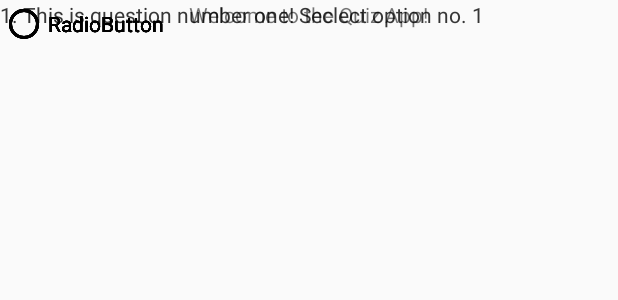
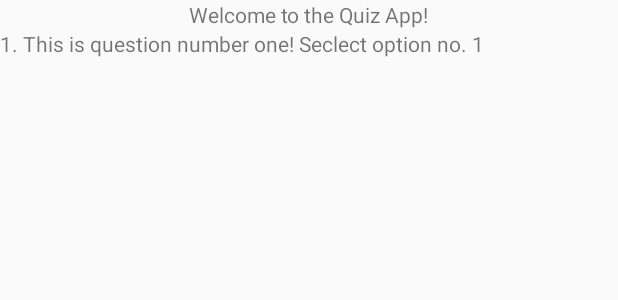
Before and after one commit to yhdesai/QuizApp_final, an Android app: the layout activity_main.xml on its own in the app's theme, with its tools: preview values and no code run, on a phone screen of 412 x 824 dp. Shown: the top 300 px of the screen. Run offline under Robolectric (Android 15) with nearby library versions, the phone set to English and light mode, and no system bars.

Commit message:
Initial commit

```diff
--- a/app/src/main/res/layout/activity_main.xml
+++ b/app/src/main/res/layout/activity_main.xml
@@ -1,107 +1,36 @@
 <?xml version="1.0" encoding="utf-8"?>
-<android.support.constraint.ConstraintLayout xmlns:android="http://schemas.android.com/apk/res/android"
+<RelativeLayout xmlns:android="http://schemas.android.com/apk/res/android"
     xmlns:app="http://schemas.android.com/apk/res-auto"
     xmlns:tools="http://schemas.android.com/tools"
     android:layout_width="match_parent"
     android:layout_height="match_parent"
     tools:context="io.github.yhdesai.quizapp.MainActivity">
 
-    <RadioButton
-        android:id="@+id/radioButton9"
+
+    <TextView
         android:layout_width="wrap_content"
         android:layout_height="wrap_content"
-        android:text="RadioButton"
-        tools:layout_editor_absoluteX="16dp"
-        tools:layout_editor_absoluteY="54dp" />
+        android:text="Welcome to the Quiz App!"
+        android:id="@+id/welcome"
+        android:layout_alignParentTop="true"
+        android:layout_centerHorizontal="true" />
 
     <TextView
         android:id="@+id/textView7"
         android:layout_width="wrap_content"
         android:layout_height="wrap_content"
         android:text="1. This is question number one! Seclect option no. 1"
-        tools:layout_editor_absoluteX="0dp"
-        tools:layout_editor_absoluteY="28dp" />
-
-    <TextView
-        android:id="@+id/textView3"
-        android:layout_width="wrap_content"
-        android:layout_height="wrap_content"
-        android:text="1. This is question number one! Seclect option no. 1"
-        tools:layout_editor_absoluteX="0dp"
-        tools:layout_editor_absoluteY="132dp" />
-
-    <TextView
-        android:layout_width="wrap_content"
-        android:layout_height="wrap_content"
-        android:text="Welcome to the Quiz App!"
-        android:id="@+id/welcome"
-        app:layout_constraintLeft_toLeftOf="parent"
-        app:layout_constraintRight_toRightOf="parent"
-        app:layout_constraintTop_toTopOf="parent" />
-
-    <RadioButton
-        android:id="@+id/radioButton"
-        android:layout_width="wrap_content"
-        android:layout_height="wrap_content"
-        android:text="RadioButton"
-        tools:layout_editor_absoluteX="16dp"
-        tools:layout_editor_absoluteY="54dp" />
-
-    <RadioButton
-        android:id="@+id/radioButton2"
-        android:layout_width="wrap_content"
-        android:layout_height="wrap_content"
-        android:text="RadioButton"
-        tools:layout_editor_absoluteX="162dp"
-        tools:layout_editor_absoluteY="54dp" />
-
-    <RadioButton
-        android:id="@+id/radioButton3"
-        android:layout_width="wrap_content"
-        android:layout_height="wrap_content"
-        android:text="RadioButton"
-        tools:layout_editor_absoluteX="16dp"
-        tools:layout_editor_absoluteY="86dp" />
-
-    <RadioButton
-        android:id="@+id/radioButton4"
-        android:layout_width="wrap_content"
-        android:layout_height="wrap_content"
-        android:text="RadioButton"
-        tools:layout_editor_absoluteX="162dp"
-        tools:layout_editor_absoluteY="86dp" />
-
-    <RadioButton
-        android:id="@+id/radioButton10"
-        android:layout_width="wrap_content"
-        android:layout_height="wrap_content"
-        android:text="RadioButton"
-        tools:layout_editor_absoluteX="16dp"
-        tools:layout_editor_absoluteY="161dp" />
-
-    <RadioButton
-        android:id="@+id/radioButton11"
-        android:layout_width="wrap_content"
-        android:layout_height="wrap_content"
-        android:text="RadioButton"
-        tools:layout_editor_absoluteX="162dp"
-        tools:layout_editor_absoluteY="161dp" />
-
-    <RadioButton
-        android:id="@+id/radioButton12"
-        android:layout_width="wrap_content"
-        android:layout_height="wrap_content"
-        android:text="RadioButton"
-        tools:layout_editor_absoluteX="16dp"
-        tools:layout_editor_absoluteY="193dp" />
-
-    <RadioButton
-        android:id="@+id/radioButton13"
-        android:layout_width="wrap_content"
-        android:layout_height="wrap_content"
-        android:text="RadioButton"
-        tools:layout_editor_absoluteX="162dp"
-        tools:layout_editor_absoluteY="193dp" />
+        android:layout_below="@+id/welcome"
+        android:layout_alignParentLeft="true"
+        android:layout_alignParentStart="true" />
 
 
-</android.support.constraint.ConstraintLayout>
+
+
+
+
+
+
+
+
+</RelativeLayout>
```
